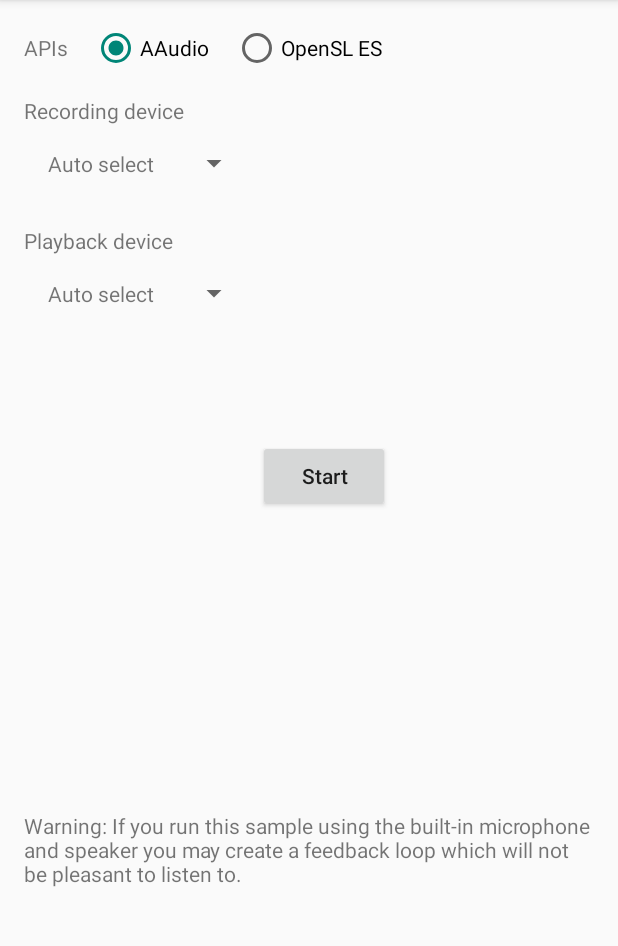
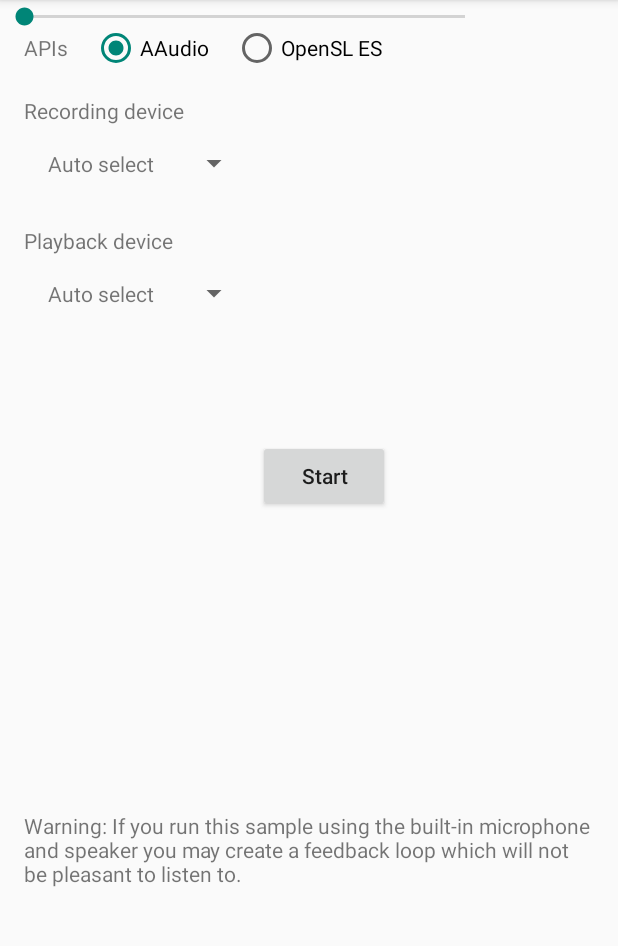
Before and after one commit to john-peterson/recgain, an Android app: the screen it shows after launch (MainActivity), on a phone screen of 412 x 824 dp, the part 84-1030 px from its top. Run offline under Robolectric (Android 15) with nearby library versions, the phone set to English and light mode, and no system bars; 9 statements that could not run were skipped.

```diff
--- a/LiveEffect/src/main/java/com/google/oboe/samples/liveEffect/LiveEffectEngine.java
+++ b/LiveEffect/src/main/java/com/google/oboe/samples/liveEffect/LiveEffectEngine.java
@@ -33,6 +33,7 @@ public enum LiveEffectEngine {
     static native boolean isAAudioRecommended();
     static native boolean setAPI(int apiType);
     static native boolean setEffectOn(boolean isEffectOn);
+    static native void setGain(float gain);
     static native void setRecordingDeviceId(int deviceId);
     static native void setPlaybackDeviceId(int deviceId);
     static native void delete();
--- a/LiveEffect/src/main/java/com/google/oboe/samples/liveEffect/MainActivity.java
+++ b/LiveEffect/src/main/java/com/google/oboe/samples/liveEffect/MainActivity.java
@@ -30,6 +30,7 @@ import android.widget.AdapterView;
 import android.widget.Button;
 import android.widget.RadioButton;
 import android.widget.RadioGroup;
+import android.widget.SeekBar;
 import android.widget.TextView;
 import android.widget.Toast;
 
@@ -48,6 +49,7 @@ public class MainActivity extends Activity
     private static final int OBOE_API_OPENSL_ES=1;
 
     private TextView statusText;
+    private SeekBar simpleSeekBar;
     private Button toggleEffectButton;
     private AudioDeviceSpinner recordingDeviceSpinner;
     private AudioDeviceSpinner playbackDeviceSpinner;
@@ -60,6 +62,26 @@ public class MainActivity extends Activity
     protected void onCreate(Bundle savedInstanceState) {
         super.onCreate(savedInstanceState);
         setContentView(R.layout.activity_main);
+
+        // initiate  views
+        simpleSeekBar=(SeekBar)findViewById(R.id.seekBar2);
+        // perform seek bar change listener event used for getting the progress value
+        simpleSeekBar.setOnSeekBarChangeListener(new SeekBar.OnSeekBarChangeListener() {
+            int progressChangedValue = 0;
+            @Override
+            public void onProgressChanged(SeekBar seekBar, int progress, boolean fromUser) {
+                progressChangedValue = progress;
+            }
+            @Override
+            public void onStartTrackingTouch(SeekBar seekBar) {
+            }
+            @Override
+             public void onStopTrackingTouch(SeekBar seekBar) {
+                 Toast.makeText(MainActivity.this, "Seek bar progress is :" + progressChangedValue,
+                         Toast.LENGTH_SHORT).show();
+                LiveEffectEngine.setGain(progressChangedValue);
+             }
+         });
 
         statusText = findViewById(R.id.status_view_text);
         toggleEffectButton = findViewById(R.id.button_toggle_effect);
--- a/LiveEffect/src/main/res/layout-v21/activity_main.xml
+++ b/LiveEffect/src/main/res/layout-v21/activity_main.xml
@@ -125,4 +125,12 @@
         app:layout_constraintTop_toBottomOf="@+id/button_toggle_effect"
         app:layout_constraintBottom_toBottomOf="parent" />
 
+    <SeekBar
+        android:id="@+id/seekBar2"
+        android:layout_width="326dp"
+        android:layout_height="22dp"
+        android:max="30"
+        tools:layout_editor_absoluteX="47dp"
+        tools:layout_editor_absoluteY="247dp" />
+
 </androidx.constraintlayout.widget.ConstraintLayout>
```
Also changed, not shown: 4 other files.
